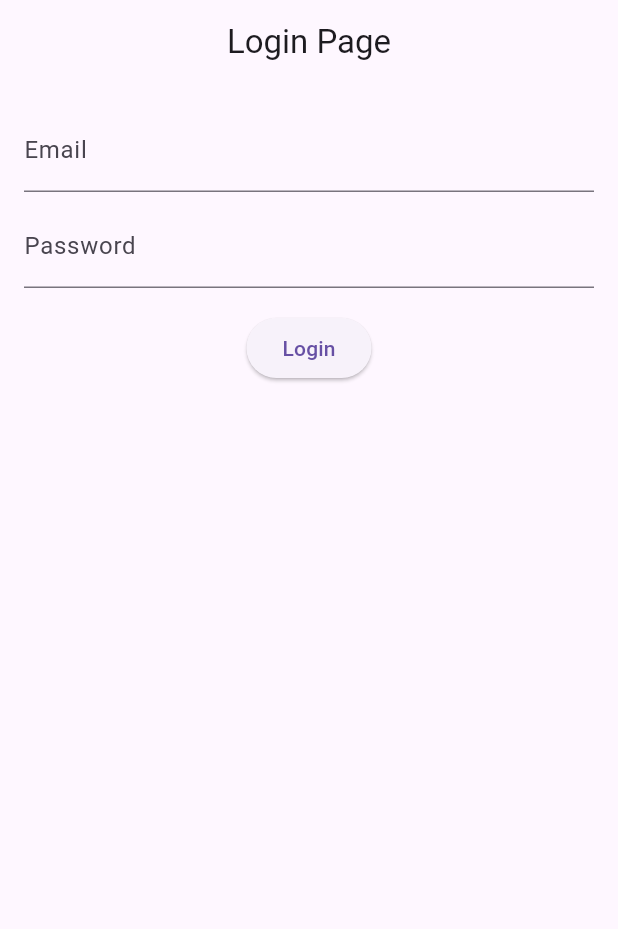
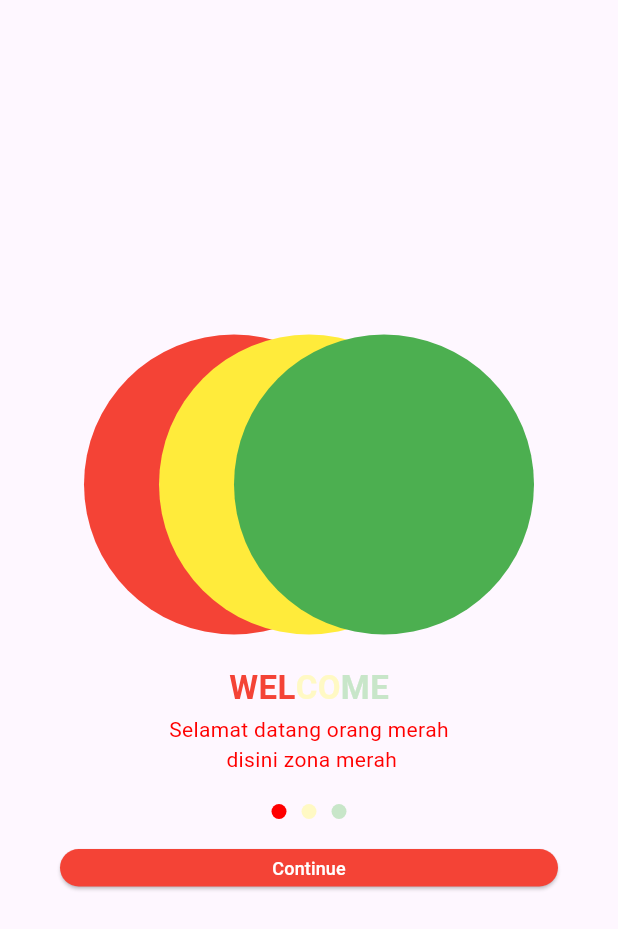
Before and after one commit to afnan923/tugas_week10_1123150074, a Flutter app: the screen it shows after launch, on a phone screen of 412 x 824 dp. Shown: the top 929 px of the screen. Run offline on Flutter 3.47's test engine with Material 3 defaults, Android fonts, the light colour scheme and no system bars; our stand-ins replace firebase_auth, firebase_core; accounts and stored records are empty.

Commit message:
add screen1

```diff
--- a/lib/main.dart
+++ b/lib/main.dart
@@ -1,6 +1,6 @@
 import 'package:firebase_core/firebase_core.dart';
 import 'package:firebase_latihan/firebase_options.dart';
-import 'package:firebase_latihan/screen/my_login.dart';
+import 'package:firebase_latihan/screen/screen1.dart';
 import 'package:flutter/material.dart';
 
  main() async{
@@ -17,7 +17,7 @@ class MyApp extends StatelessWidget {
     return MaterialApp(
       title: "Firebase Latihan",
       debugShowCheckedModeBanner: false,
-      home: MyLogin(),
+      home: MySplashScreen(),
     );
   }
 }
--- /dev/null
+++ b/lib/screen/screen1.dart
@@ -0,0 +1,147 @@
+import 'package:firebase_latihan/screen/screen%202.dart';
+import 'package:flutter/material.dart';
+
+class MySplashScreen extends StatelessWidget {
+  const MySplashScreen({super.key});
+
+  @override
+  Widget build(BuildContext context) {
+    return Scaffold(
+      body: Center(
+        child: Column(
+          //TODO
+          //1.BUAT IMAGE dalam container
+          mainAxisAlignment: MainAxisAlignment.center,
+          children: [
+            SizedBox(height: 20),
+            Stack(
+              children: [
+                Container(
+                  width: 200,
+                  height: 200,
+                  decoration: const BoxDecoration(
+                    color: Colors.red,
+                    shape: BoxShape.circle,
+                  ),
+                ),
+                Container(
+                  margin: EdgeInsets.only(left: 50),
+                  width: 200,
+                  height: 200,
+                  decoration: BoxDecoration(
+                    color: Colors.yellow,
+                    shape: BoxShape.circle,
+                  ),
+                ),
+                Container(
+                  margin: EdgeInsets.only(left: 100),
+                  width: 200,
+                  height: 200,
+                  decoration: BoxDecoration(
+                    color: Colors.green,
+                    shape: BoxShape.circle,
+                  ),
+                ),
+              ],
+            ),
+            SizedBox(height: 20),
+            Row(
+              mainAxisAlignment: MainAxisAlignment.center,
+              children: [
+                Text(
+                  "WEL",
+                  style: TextStyle(
+                    fontSize: 22.0,
+                    fontWeight: FontWeight.bold,
+                    color: Colors.red,
+                  ),
+                ),
+                Text(
+                  "CO",
+                  style: TextStyle(
+                    fontSize: 22.0,
+                    fontWeight: FontWeight.bold,
+                    color: Colors.yellow[100]!,
+                  ),
+                ),
+                Text(
+                  "ME",
+                  style: TextStyle(
+                    fontSize: 22.0,
+                    fontWeight: FontWeight.bold,
+                    color: Colors.green[100]!,
+                  ),
+                ),
+              ],
+            ),
+            SizedBox(height: 2),
+            Text(
+              "Selamat datang orang merah\n disini zona merah",
+              textAlign: TextAlign.center,
+              style: TextStyle(
+                fontSize: 14.0,
+                color: const Color.fromARGB(255, 255, 0, 0),
+              ),
+            ),
+            SizedBox(height: 20),
+            Row(
+              mainAxisAlignment: MainAxisAlignment.center,
+              children: [
+                Container(
+                  height: 10,
+                  width: 10,
+                  decoration: BoxDecoration(
+                    color: const Color.fromARGB(255, 255, 0, 0),
+                    shape: BoxShape.circle,
+                  ),
+                ),
+                SizedBox(width: 10),
+                Container(
+                  height: 10,
+                  width: 10,
+                  decoration: BoxDecoration(
+                    color: Colors.yellow[100]!,
+                    shape: BoxShape.circle,
+                  ),
+                ),
+                SizedBox(width: 10),
+                Container(
+                  height: 10,
+                  width: 10,
+                  decoration: BoxDecoration(
+                    color: Colors.green[100]!,
+                    shape: BoxShape.circle,
+                  ),
+                ),
+              ],
+            ),
+            SizedBox(height: 20),
+            Container(
+              margin: EdgeInsets.only(left: 40, right: 40),
+              child: SizedBox(
+                height: 25,
+                width: double.infinity,
+                child: ElevatedButton(
+                  onPressed: () {
+                    Navigator.push(
+                      context,
+                      MaterialPageRoute(builder: (context) => MySplashScreen2()),
+                    );
+                  },
+                  style: ElevatedButton.styleFrom(
+                    backgroundColor: Colors.red,
+                  ),
+                  child: Text(
+                    "Continue",
+                    style: TextStyle(fontSize: 12, color: Colors.white),
+                  ),
+                ),
+              ),
+            ),
+            SizedBox(height: 30),
+          ],
+        ),
+      ),
+    );
+  }
+}
```
Also changed, not shown: lib/screen/screen 2.dart (added, +146 -0 lines), lib/screen/screen 3.dart (added, +146 -0 lines).
